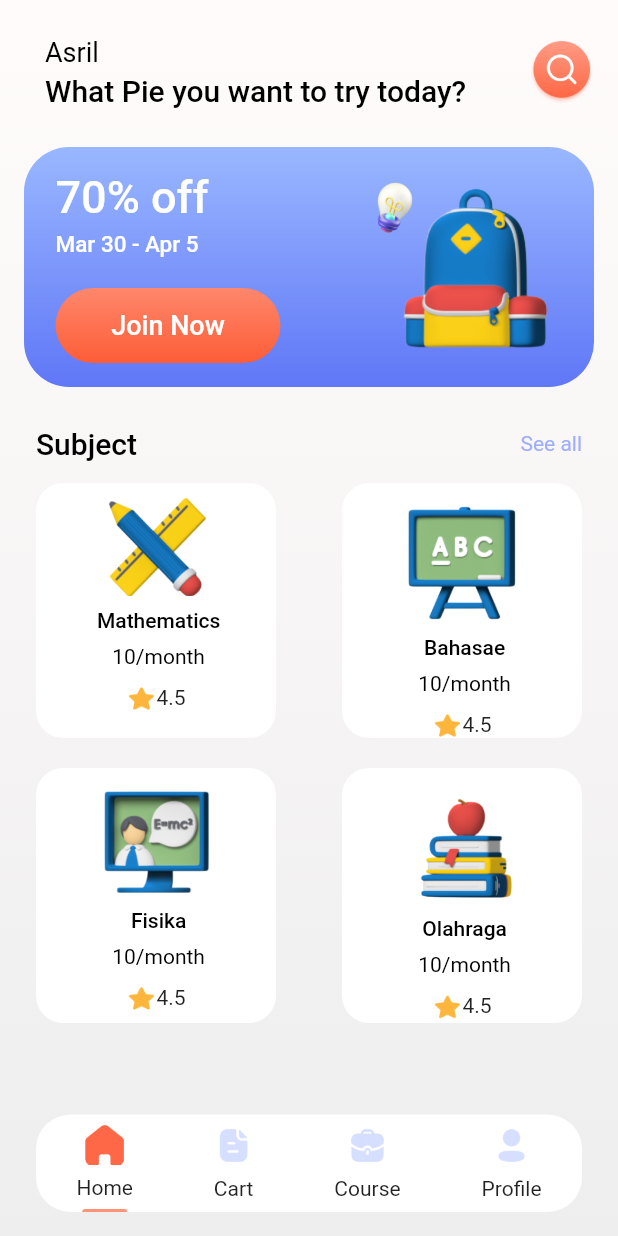
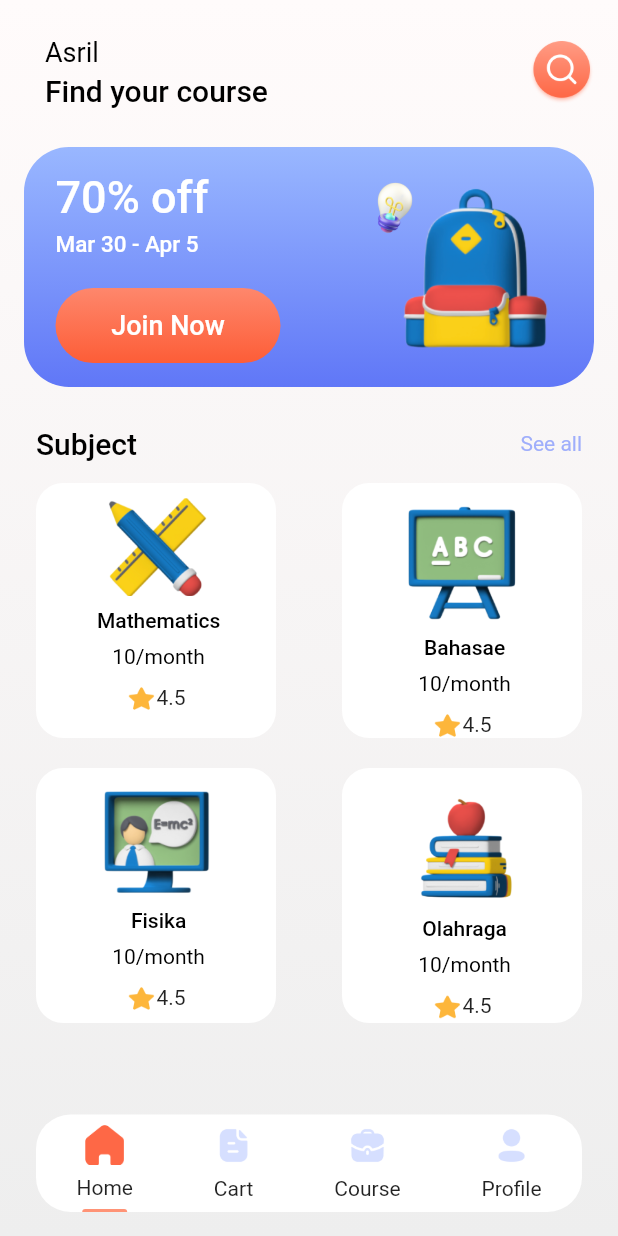
Before and after one commit to am-523/Flutter-Online-Course-App, a Flutter app: the HomeScreen screen opened directly, on a phone screen of 412 x 824 dp. Run offline on Flutter 3.47's test engine with Material 2 defaults, Android fonts, the phone set to English and light mode, and no system bars; our stand-ins replace google_fonts.

Commit message:
Update home_screen.dart

```diff
--- a/lib/page/home_screen.dart
+++ b/lib/page/home_screen.dart
@@ -42,7 +42,7 @@ class HomeScreen extends StatelessWidget {
                           height: 4,
                         ),
                         Text(
-                          "What Pie you want to try today?",
+                          "Find your course",
                           style: blackTextStyle.copyWith(fontSize: 20),
                         ),
                       ],
```
